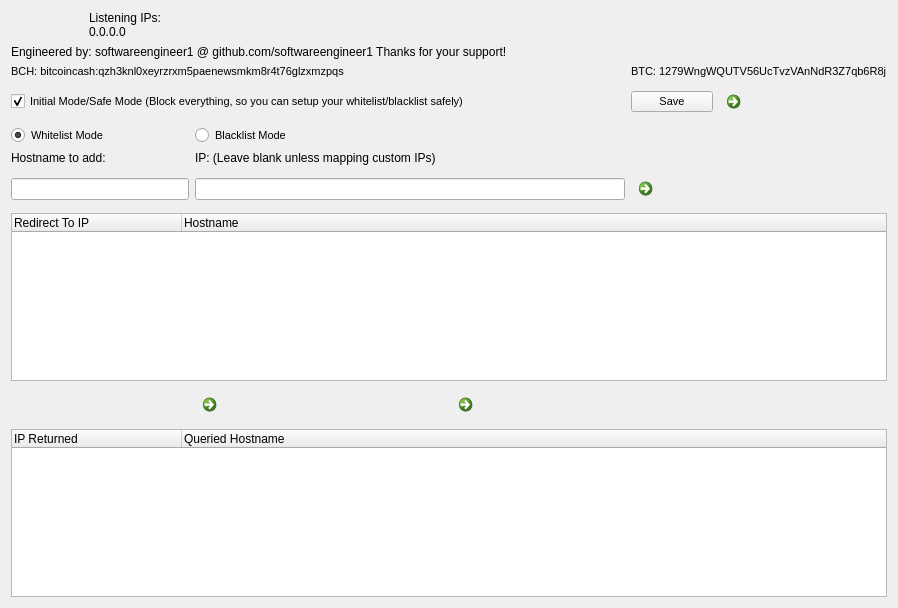
The window that Source/YourFriendlyDNS/dnsserverwindow.ui (softwareengineer1/YourFriendlyDNS) describes before a commit, drawn with Qt 5.
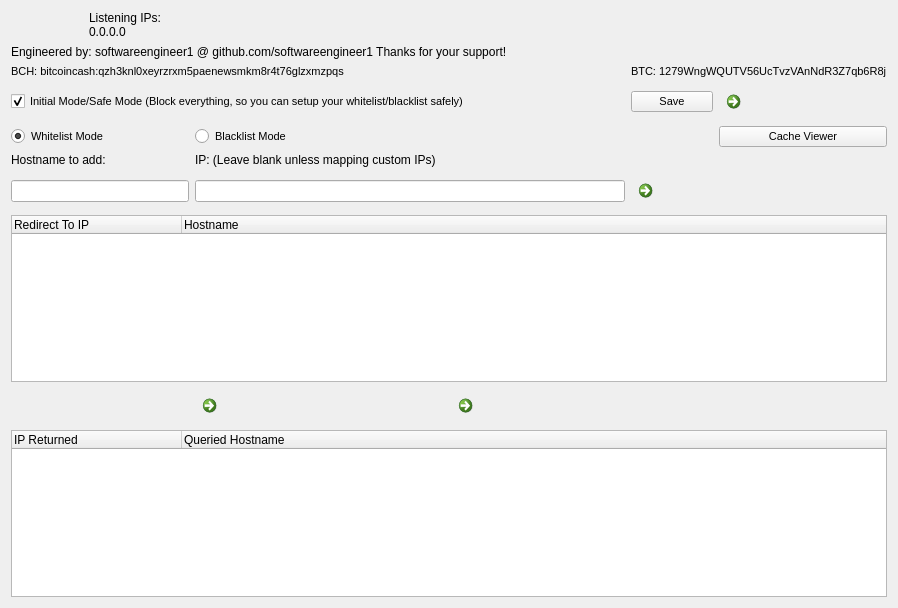
The same window after the commit. Icons and pictures are not drawn.

The edit to the form file:
```diff
--- a/Source/YourFriendlyDNS/dnsserverwindow.ui
+++ b/Source/YourFriendlyDNS/dnsserverwindow.ui
@@ -6,7 +6,7 @@
    <rect>
     <x>0</x>
     <y>0</y>
-    <width>861</width>
+    <width>893</width>
     <height>608</height>
    </rect>
   </property>
@@ -301,6 +301,18 @@
       </property>
      </widget>
     </item>
+    <item row="8" column="7">
+     <widget class="QPushButton" name="cacheViewButton">
+      <property name="font">
+       <font>
+        <pointsize>8</pointsize>
+       </font>
+      </property>
+      <property name="text">
+       <string>Cache Viewer</string>
+      </property>
+     </widget>
+    </item>
    </layout>
   </widget>
  </widget>
```
